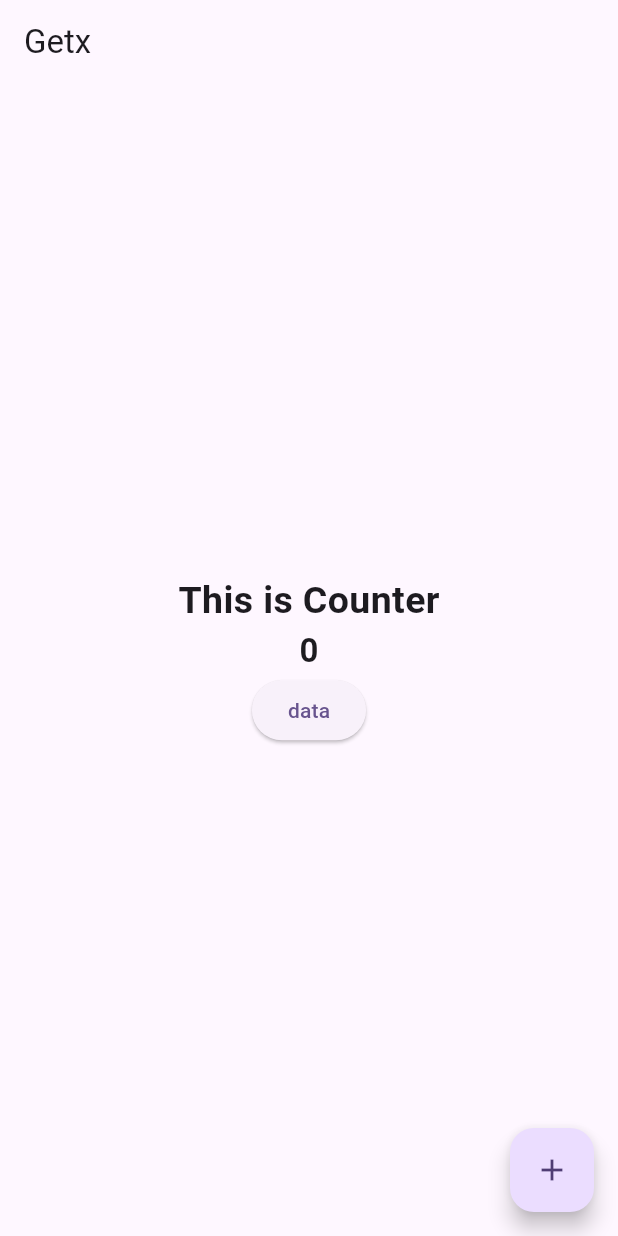
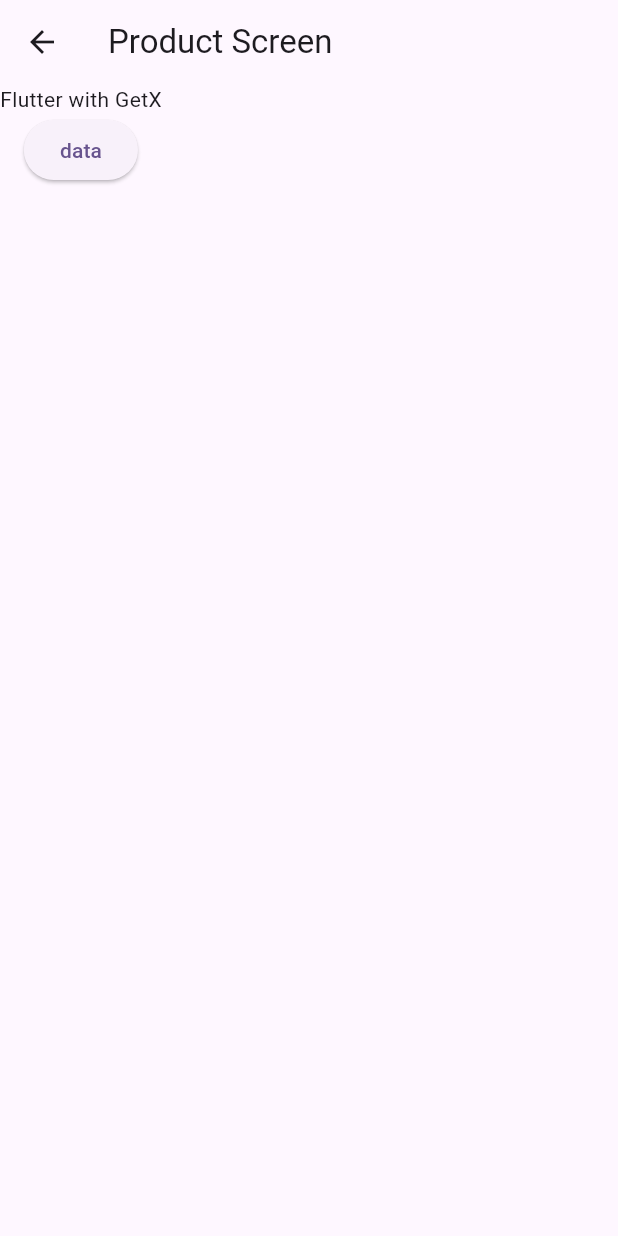
Before and after one commit to raihansikdar/getx_tutorial, a Flutter app: the screen it shows after launch, after a tap on "data", on a phone screen of 412 x 824 dp. Run offline on Flutter 3.47's test engine with Material 3 defaults, Android fonts, the phone set to English and light mode, and no system bars; our stand-ins replace get.

```diff
--- a/lib/main.dart
+++ b/lib/main.dart
@@ -1,5 +1,7 @@
 import 'package:flutter/material.dart';
+import 'package:get/get.dart';
 import 'package:getx_tutorial/counter_app/counter_ui_screen.dart';
+import 'package:getx_tutorial/routing_home_page.dart';
 
 void main() {
   runApp(const MyApp());
@@ -10,14 +12,14 @@ class MyApp extends StatelessWidget {
 
   @override
   Widget build(BuildContext context) {
-    return MaterialApp(
+    return GetMaterialApp(
       title: 'Getx Tutorial',
       debugShowCheckedModeBanner: false,
       theme: ThemeData(
         colorScheme: ColorScheme.fromSeed(seedColor: Colors.deepPurple),
         useMaterial3: true,
       ),
-      home: const CounterUiScreen(),
+      home: const RoutingHomePage(),
     );
   }
 }
--- /dev/null
+++ b/lib/product_page.dart
@@ -0,0 +1,27 @@
+import 'package:flutter/material.dart';
+import 'package:get/get.dart';
+
+class ProductPage extends StatelessWidget {
+  const ProductPage({super.key});
+
+  @override
+  Widget build(BuildContext context) {
+    final args = Get.arguments;
+    return Scaffold(
+      appBar: AppBar(
+        title: const Text("Product Screen"),
+      ),
+      body: Column(
+        children: [
+          Text(args['title']),
+
+          ElevatedButton(
+              onPressed: (){
+                Get.back();
+              },
+              child: const Text("data"))
+        ],
+      ),
+    );
+  }
+}
--- /dev/null
+++ b/lib/routing_home_page.dart
@@ -0,0 +1,28 @@
+import 'package:flutter/material.dart';
+import 'package:get/get.dart';
+import 'package:getx_tutorial/product_page.dart';
+
+class RoutingHomePage extends StatelessWidget {
+  const RoutingHomePage({super.key});
+
+  @override
+  Widget build(BuildContext context) {
+    return Scaffold(
+      appBar: AppBar(
+        title: const Text("Home Screen"),
+      ),
+      body: Column(
+        children: [
+          ElevatedButton(
+              onPressed: (){
+              Get.to(()=> const ProductPage(),arguments: {
+                'title': 'Flutter with GetX',
+                'id': 101,
+              });
+              },
+              child: const Text("data"))
+        ],
+      ),
+    );
+  }
+}
```
